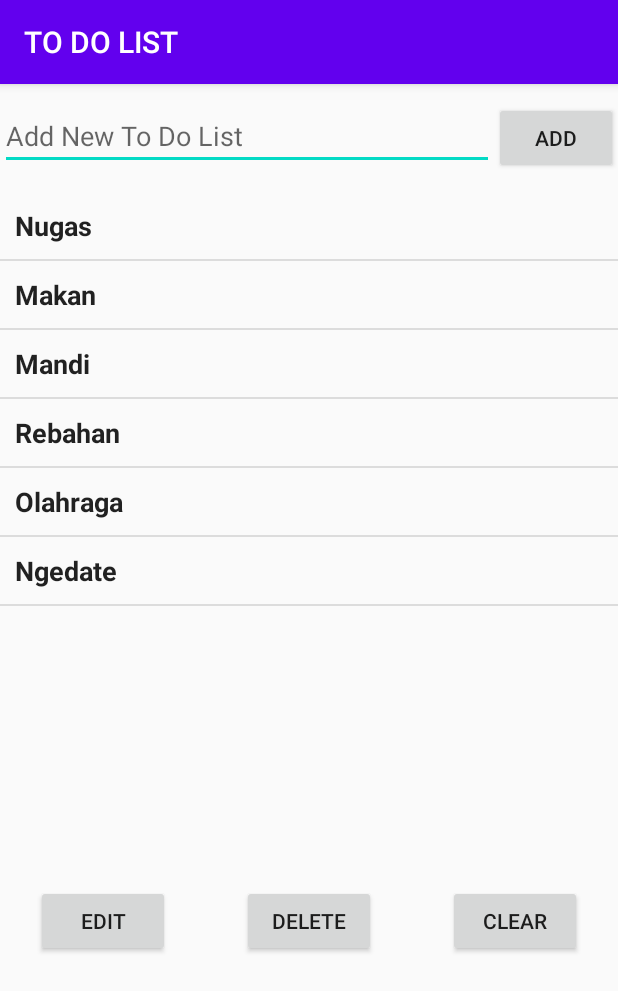
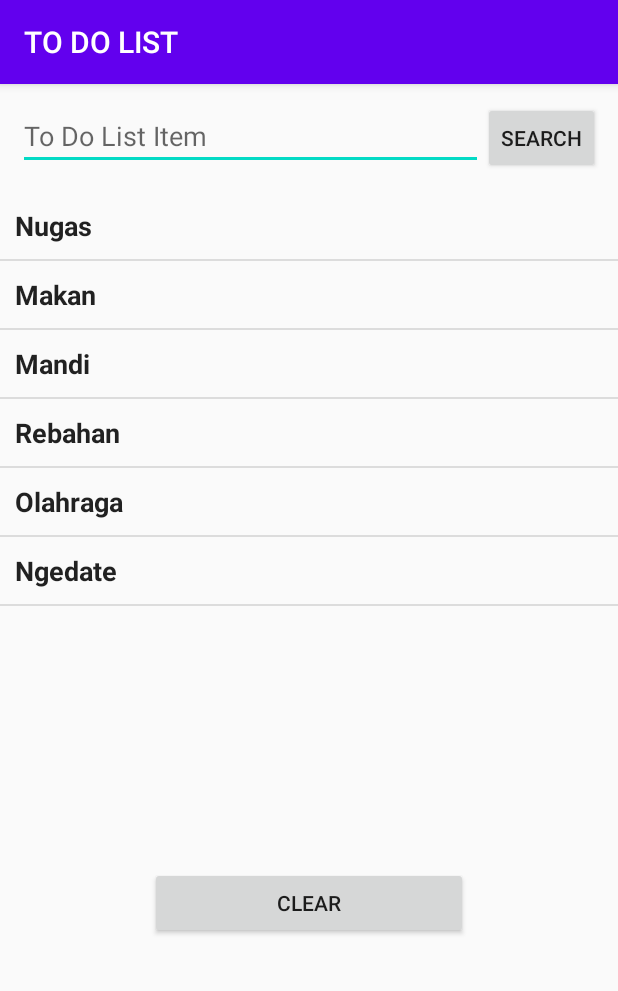
Before and after one commit to KiyaAgusta/ToDoListMobile, an Android app: the screen it shows after launch (MainActivity), on a phone screen of 412 x 824 dp. Shown: the top 991 px of the screen. Run offline under Robolectric (Android 15) with nearby library versions, the phone set to English and light mode, and no system bars.

Commit message:
Added new layout

```diff
--- a/app/src/main/res/layout/activity_list.xml
+++ b/app/src/main/res/layout/activity_list.xml
@@ -6,6 +6,6 @@
     android:layout_width="fill_parent"
     android:layout_height="fill_parent"
     android:padding="10dip"
-    android:textSize="18dip"
+    android:textSize="18sp"
     android:textStyle="bold" >
 </TextView>
--- a/app/src/main/res/layout/activity_main.xml
+++ b/app/src/main/res/layout/activity_main.xml
@@ -3,7 +3,6 @@
     xmlns:android="http://schemas.android.com/apk/res/android"
     xmlns:app="http://schemas.android.com/apk/res-auto"
     xmlns:tools="http://schemas.android.com/tools"
-    style="@style/PantoneTheme"
     android:layout_width="match_parent"
     android:layout_height="match_parent"
     android:orientation="vertical"
@@ -14,7 +13,9 @@
         android:layout_height="wrap_content"
         android:orientation="horizontal"
         android:layout_marginTop="12dp"
-        android:layout_marginBottom="12dp">
+        android:layout_marginBottom="12dp"
+        android:layout_marginLeft="12dp"
+        android:layout_marginRight="12dp">
 
         <EditText
             android:id="@+id/itemEditText"
@@ -22,12 +23,12 @@
             android:layout_height="wrap_content"
             android:layout_weight="4"
             android:autofillHints=""
-            android:hint="@string/add_new_to_do_list"
+            android:hint="@string/to_do_list_item"
             android:inputType="text" />
 
         <Button
-            android:id="@+id/addButton"
-            android:text="@string/add"
+            android:id="@+id/searchButton"
+            android:text="@string/search"
             android:layout_width="0dp"
             android:layout_weight="1"
             android:layout_height="wrap_content" />
@@ -51,34 +52,15 @@
         android:layout_width="match_parent"
         android:layout_height="wrap_content"
         android:orientation="horizontal"
-        android:layout_marginTop="12dp"
         android:layout_marginBottom="12dp" >
 
         <Button
-            android:id="@+id/editButton"
-            android:layout_width="wrap_content"
+            android:id="@+id/clearButton"
+            android:layout_width="0dp"
             android:layout_height="wrap_content"
             android:layout_weight="1"
-            android:layout_marginLeft="24dp"
-            android:layout_marginRight="24dp"
-            android:text="@string/edit" />
-
-        <Button
-            android:id="@+id/deleteButton"
-            android:layout_width="wrap_content"
-            android:layout_height="wrap_content"
-            android:layout_weight="1"
-            android:layout_marginLeft="24dp"
-            android:layout_marginRight="24dp"
-            android:text="@string/delete" />
-
-        <Button
-            android:id="@+id/clearButton"
-            android:layout_width="wrap_content"
-            android:layout_height="wrap_content"
-            android:layout_weight="1"
-            android:layout_marginLeft="24dp"
-            android:layout_marginRight="24dp"
+            android:layout_marginLeft="100dp"
+            android:layout_marginRight="100dp"
             android:text="@string/clear" />
     </LinearLayout>
 
--- a/app/src/main/res/values/colors.xml
+++ b/app/src/main/res/values/colors.xml
@@ -8,4 +8,6 @@
     <color name="pantonePrimary">#01B0C8</color>
     <color name="pantonePrimaryDark">#017787</color>
     <color name="pantoneAccent">#30CBE1</color>
+
+    <color name="white">#FFFFFF</color>
 </resources>
--- a/app/src/main/res/values/strings.xml
+++ b/app/src/main/res/values/strings.xml
@@ -6,4 +6,6 @@
     <string name="edit">Edit</string>
     <string name="delete">Delete</string>
     <string name="clear">Clear</string>
+    <string name="to_do_list_item">To Do List Item</string>
+    <string name="search">Search</string>
 </resources>
```
Also changed, not shown: app/src/main/res/layout/activity_edit.xml (added, +64 -0 lines).
